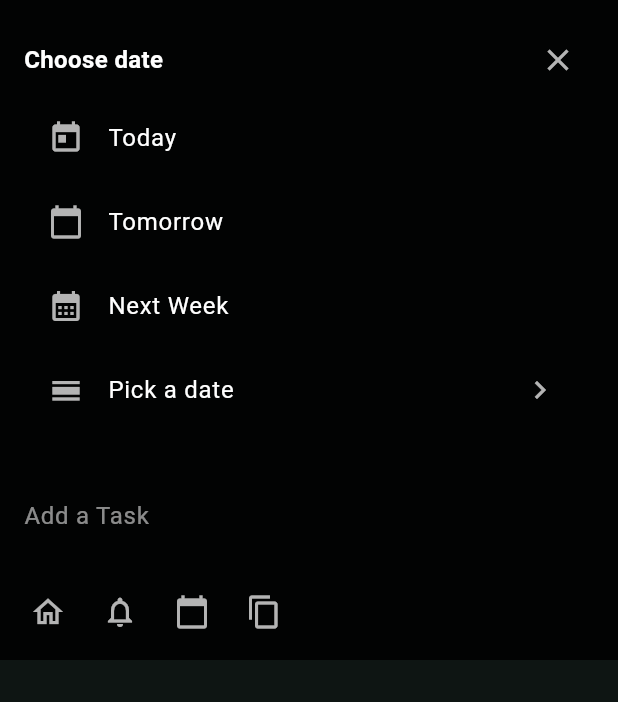
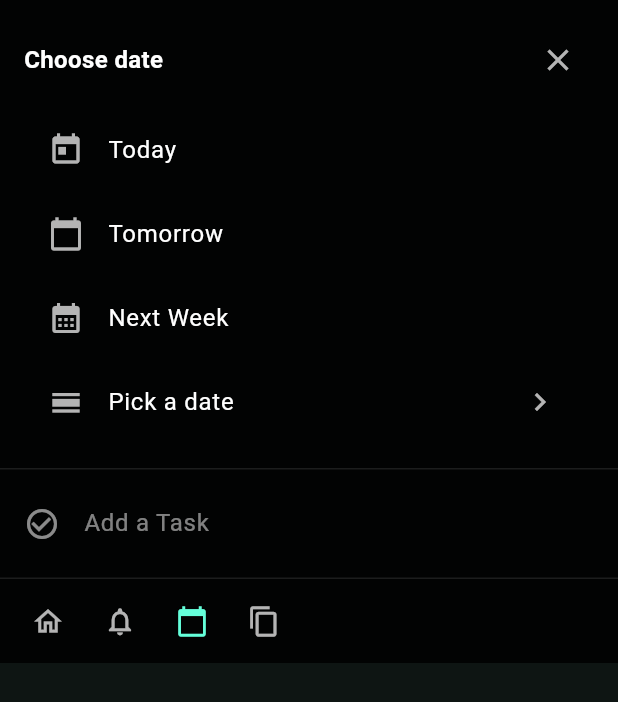
Before and after one commit to samniu/todo, a Flutter app: the QuickAddTask widget shown alone on an empty page, opened directly with empty values, after a tap on the "calendar today" icon, on a phone screen of 412 x 824 dp. Shown: the top 702 px of the screen. Run offline on Flutter 3.47's test engine with Material 3 defaults, Android fonts, the phone set to English and light mode, and no system bars; our stand-ins replace shared_preferences; accounts and stored records are empty; network calls fail.

Commit message:
UI/UE improve

```diff
--- /dev/null
+++ b/lib/utils/date_formatter.dart
@@ -0,0 +1,20 @@
+import 'package:intl/intl.dart';
+
+class DateFormatter {
+  static String formatTaskDate(DateTime? date) {
+    if (date == null) return '';
+
+    final now = DateTime.now();
+    final today = DateTime(now.year, now.month, now.day);
+    final tomorrow = today.add(const Duration(days: 1));
+    final dateOnly = DateTime(date.year, date.month, date.day);
+
+    if (dateOnly == today) {
+      return '今天';
+    } else if (dateOnly == tomorrow) {
+      return '明天';
+    } else {
+      return DateFormat('MM月dd日').format(date);
+    }
+  }
+}
--- a/lib/widgets/quick_add_task.dart
+++ b/lib/widgets/quick_add_task.dart
@@ -1,5 +1,6 @@
 import 'package:flutter/material.dart';
 import '../models/todo.dart';
+import '../utils/date_formatter.dart';
 
 class QuickAddTask extends StatefulWidget {
   final Function(Todo) onSave;
@@ -17,14 +18,32 @@ class QuickAddTask extends StatefulWidget {
   State<QuickAddTask> createState() => _QuickAddTaskState();
 }
 
-class _QuickAddTaskState extends State<QuickAddTask> {
+class _QuickAddTaskState extends State<QuickAddTask>
+    with SingleTickerProviderStateMixin {
   final _titleController = TextEditingController();
   DateTime? _dueDate;
   bool _showDatePicker = false;
 
+  late final AnimationController _animationController;
+  late final Animation<double> _datePickerAnimation;
+
+  @override
+  void initState() {
+    super.initState();
+    _animationController = AnimationController(
+      duration: const Duration(milliseconds: 200),
+      vsync: this,
+    );
+    _datePickerAnimation = CurvedAnimation(
+      parent: _animationController,
+      curve: Curves.easeInOut,
+    );
+  }
+
   @override
   void dispose() {
     _titleController.dispose();
+    _animationController.dispose();
     super.dispose();
   }
 
@@ -33,20 +52,25 @@ class _QuickAddTaskState extends State<QuickAddTask> {
       _dueDate = date;
       _showDatePicker = false;
     });
+    _animationController.reverse();
   }
 
   void _showDatePickerSheet() {
     setState(() {
       _showDatePicker = !_showDatePicker;
     });
+    if (_showDatePicker) {
+      _animationController.forward();
+    } else {
+      _animationController.reverse();
+    }
   }
 
   void _closeDatePicker() {
-    if (_showDatePicker) {
     setState(() {
       _showDatePicker = false;
     });
-    }
+    _animationController.reverse();
   }
 
   void _handleSubmit() {
@@ -66,16 +90,16 @@ class _QuickAddTaskState extends State<QuickAddTask> {
     });
   }
 
-  @override
-  Widget build(BuildContext context) {
+  Widget _buildDatePicker() {
     return Container(
-      color: Colors.black87,
-      child: Column(
-        mainAxisSize: MainAxisSize.min,
-        children: [
-          if (_showDatePicker)
-            Container(
       padding: const EdgeInsets.all(16),
+      decoration: BoxDecoration(
+        border: Border(
+          bottom: BorderSide(
+            color: Colors.white.withOpacity(0.1),
+          ),
+        ),
+      ),
       child: Column(
         children: [
           Row(
@@ -92,9 +116,11 @@ class _QuickAddTaskState extends State<QuickAddTask> {
               IconButton(
                 icon: const Icon(Icons.close, color: Colors.white70),
                 onPressed: _closeDatePicker,
+                splashRadius: 20,
               ),
             ],
           ),
+          const SizedBox(height: 8),
           ListTile(
             leading: const Icon(Icons.today, color: Colors.white70),
             title: const Text('Today',
@@ -118,20 +144,21 @@ class _QuickAddTaskState extends State<QuickAddTask> {
                 DateTime.now().add(const Duration(days: 7))),
           ),
           ListTile(
-                    leading:
-                        const Icon(Icons.calendar_view_day, color: Colors.white70),
+            leading: const Icon(Icons.calendar_view_day,
+                color: Colors.white70),
             title: const Text('Pick a date',
                 style: TextStyle(color: Colors.white)),
-                    trailing: const Icon(Icons.chevron_right, color: Colors.white70),
+            trailing: const Icon(Icons.chevron_right,
+                color: Colors.white70),
             onTap: () async {
               final now = DateTime.now();
-                    final lastDate = DateTime(now.year + 1, now.month, now.day); // 设置为一年后
+              final lastDate = DateTime(now.year + 1, now.month, now.day);
 
               final picked = await showDatePicker(
                 context: context,
                 initialDate: now,
                 firstDate: now,
-                      lastDate: lastDate, // 使用动态计算的结束日期
+                lastDate: lastDate,
                 builder: (context, child) {
                   return Theme(
                     data: Theme.of(context).copyWith(
@@ -146,32 +173,45 @@ class _QuickAddTaskState extends State<QuickAddTask> {
                   );
                 },
               );
-
               if (picked != null) {
                 _handleQuickDate(picked);
               } else {
-                      setState(() {
-                        _showDatePicker = false;
-                      });
+                _closeDatePicker();
               }
             },
           ),
         ],
       ),
-            ),
-          Padding(
-            padding: const EdgeInsets.all(16),
+    );
+  }
+
+  Widget _buildTaskInput() {
+    return Padding(
+      padding: const EdgeInsets.symmetric(horizontal: 16, vertical: 12),
       child: Row(
         children: [
+          const Icon(
+            Icons.check_circle_outline,
+            color: Colors.white54,
+            size: 24,
+          ),
+          const SizedBox(width: 16),
           Expanded(
             child: TextField(
               controller: _titleController,
               focusNode: widget.focusNode,
-                    style: const TextStyle(color: Colors.white),
-                    decoration: const InputDecoration(
+              style: const TextStyle(
+                color: Colors.white,
+                fontSize: 16,
+              ),
+              decoration: InputDecoration(
                 hintText: 'Add a Task',
-                      hintStyle: TextStyle(color: Colors.white54),
+                hintStyle: TextStyle(
+                  color: Colors.white.withOpacity(0.5),
+                  fontSize: 16,
+                ),
                 border: InputBorder.none,
+                contentPadding: EdgeInsets.zero,
               ),
               onSubmitted: (_) {
                 _handleSubmit();
@@ -179,38 +219,102 @@ class _QuickAddTaskState extends State<QuickAddTask> {
               },
             ),
           ),
+          if (_dueDate != null)
+            Padding(
+              padding: const EdgeInsets.only(left: 8),
+              child: Chip(
+                backgroundColor: Colors.white.withOpacity(0.1),
+                label: Text(
+                  DateFormatter.formatTaskDate(_dueDate),
+                  style: const TextStyle(
+                    color: Colors.white70,
+                    fontSize: 12,
+                  ),
+                ),
+                onDeleted: () {
+                  setState(() {
+                    _dueDate = null;
+                  });
+                },
+                deleteIcon: const Icon(
+                  Icons.close,
+                  size: 16,
+                  color: Colors.white70,
+                ),
+              ),
+            ),
         ],
       ),
+    );
+  }
+
+  Widget _buildBottomBar() {
+    return Container(
+      padding: const EdgeInsets.symmetric(horizontal: 8, vertical: 4),
+      decoration: BoxDecoration(
+        border: Border(
+          top: BorderSide(
+            color: Colors.white.withOpacity(0.1),
           ),
-          Padding(
-            padding: const EdgeInsets.only(left: 8, right: 8, bottom: 8),
+        ),
+      ),
       child: Row(
         children: [
           IconButton(
-                  icon: const Icon(Icons.home_outlined, color: Colors.white70),
+            icon: const Icon(Icons.home_outlined),
+            color: Colors.white70,
+            iconSize: 22,
+            splashRadius: 22,
             onPressed: () {
               // TODO: Implement home action
             },
           ),
           IconButton(
-                  icon: const Icon(Icons.notifications_none, color: Colors.white70),
+            icon: const Icon(Icons.notifications_none),
+            color: Colors.white70,
+            iconSize: 22,
+            splashRadius: 22,
             onPressed: () {
               // TODO: Implement reminder
             },
           ),
           IconButton(
-                  icon: const Icon(Icons.calendar_today, color: Colors.white70),
+            icon: const Icon(Icons.calendar_today),
+            color: _showDatePicker || _dueDate != null
+                ? Colors.tealAccent
+                : Colors.white70,
+            iconSize: 22,
+            splashRadius: 22,
             onPressed: _showDatePickerSheet,
           ),
           IconButton(
-                  icon: const Icon(Icons.copy, color: Colors.white70),
+            icon: const Icon(Icons.copy),
+            color: Colors.white70,
+            iconSize: 22,
+            splashRadius: 22,
             onPressed: () {
               // TODO: Implement copy action
             },
           ),
         ],
       ),
+    );
+  }
+
+  @override
+  Widget build(BuildContext context) {
+    return Container(
+      color: Colors.black87,
+      child: Column(
+        mainAxisSize: MainAxisSize.min,
+        children: [
+          if (_showDatePicker)
+            SizeTransition(
+              sizeFactor: _datePickerAnimation,
+              child: _buildDatePicker(),
             ),
+          _buildTaskInput(),
+          _buildBottomBar(),
         ],
       ),
     );
```
Lines whose indentation alone changed are shown as unchanged.
